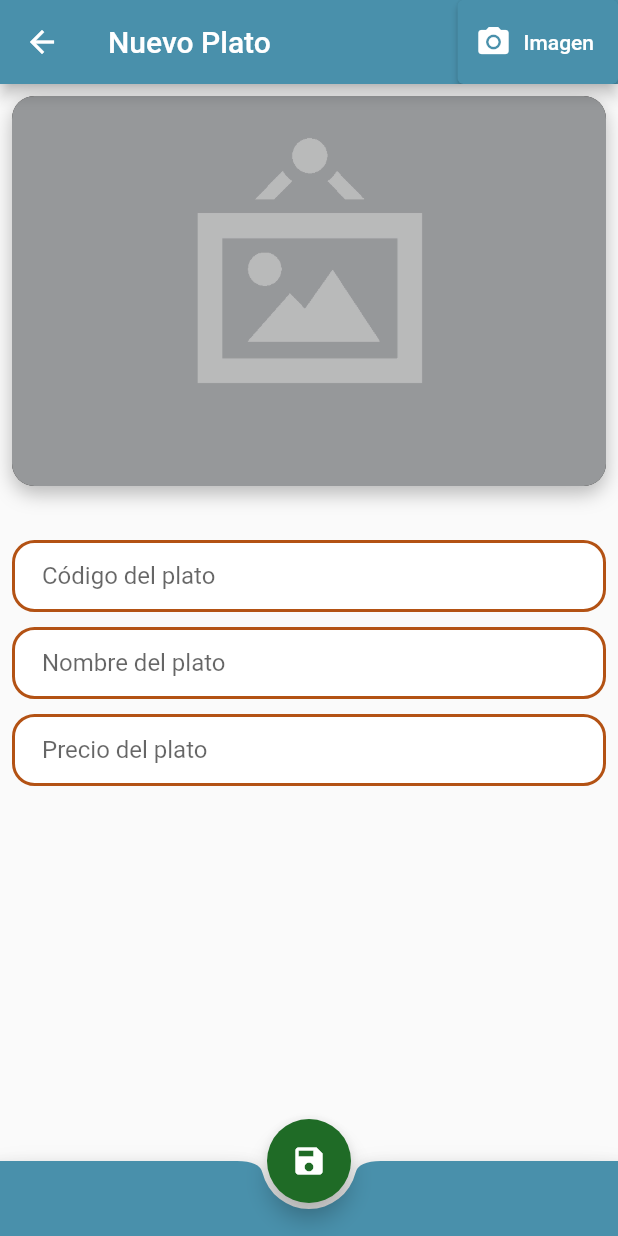
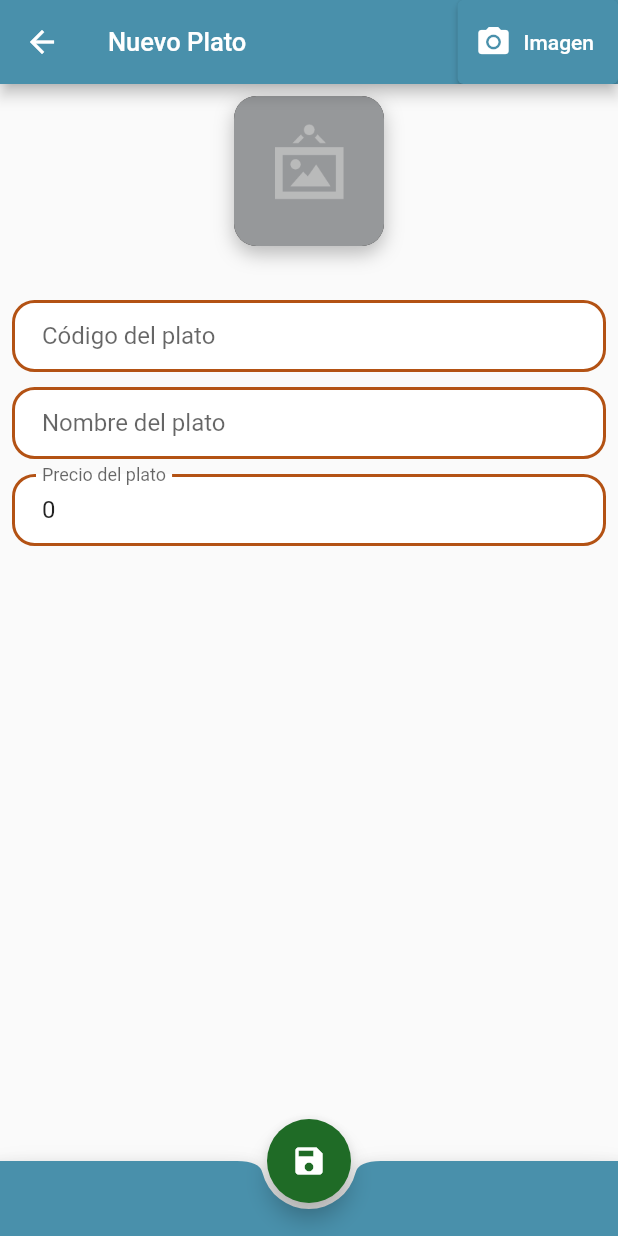
Before and after one commit to hugogoncalvez/MenuItems, a Flutter app: the NuevoItemPage screen opened directly with empty values, on a phone screen of 412 x 824 dp. Run offline on Flutter 3.47's test engine with Material 2 defaults, Android fonts, the phone set to English and light mode, and no system bars; our stand-ins replace image_picker, shared_preferences, sqflite; accounts and stored records are empty.

Commit message:
agragado Preferencias, corregido Update Imagen

```diff
--- a/lib/screen/nuevo_item.dart
+++ b/lib/screen/nuevo_item.dart
@@ -16,6 +16,7 @@ class NuevoItemPage extends StatefulWidget {
 class _NuevoItemPageState extends State<NuevoItemPage> {
   String imagenPath = '';
   bool modificando = false;
+  bool modifImagen = false;
   String tituloAppBar = '';
 
   final _formKey = GlobalKey<FormState>();
@@ -24,17 +25,17 @@ class _NuevoItemPageState extends State<NuevoItemPage> {
   final _codigoController = new TextEditingController();
   final _descripcionController = new TextEditingController();
   final _precioController = new TextEditingController();
-
+  bool sizeFull = false;
   @override
   Widget build(BuildContext context) {
     final Map<String, dynamic> datos =
         ModalRoute.of(context)!.settings.arguments as Map<String, dynamic>;
 
-    if (datos['codigo'].length > 0) {
+    if (datos.isNotEmpty) {
       _codigoController.text = datos['codigo'];
       _descripcionController.text = datos['descripcion'];
       _precioController.text = datos['precio'].toString();
-      if (datos['imagen'].length > 0) {
+      if (datos['imagen'].length > 0 && !modifImagen) {
         imagenPath = datos['imagen'];
       }
       modificando = datos['modificando'];
@@ -47,17 +48,20 @@ class _NuevoItemPageState extends State<NuevoItemPage> {
     return Scaffold(
       appBar: AppBar(
         backgroundColor: Color.fromRGBO(73, 144, 171, 1),
-        title: Text(tituloAppBar),
+        title: Text(tituloAppBar, style: TextStyle(fontSize: 17)),
         actions: [
           ElevatedButton.icon(
             style: ElevatedButton.styleFrom(
               primary: Color.fromRGBO(73, 144, 171, 1),
             ),
             onPressed: (() async {
+              (modificando) ? modifImagen = true : modifImagen = false;
               _seleccionarImgen(context);
             }),
             icon: Icon(Icons.camera_alt),
-            label: Text('Imagen'),
+            label: Text(
+              'Imagen',
+            ),
           )
         ],
       ),
@@ -66,15 +70,23 @@ class _NuevoItemPageState extends State<NuevoItemPage> {
           children: [
             Padding(
               padding: const EdgeInsets.all(8.0),
-              child: Container(
-                width: double.infinity,
-                height: 260,
+              child: AnimatedContainer(
+                duration: Duration(milliseconds: 600),
+                width: sizeFull ? 380 : 100.0,
+                height: sizeFull ? 260 : 100,
                 decoration: _buildBoxDecoration(),
                 child: Opacity(
                   opacity: 0.8,
-                  child: ClipRRect(
-                    borderRadius: BorderRadius.all(Radius.circular(15)),
-                    child: obtieneImagen(imagenPath),
+                  child: GestureDetector(
+                    onTap: () {
+                      setState(() {
+                        sizeFull = !sizeFull;
+                      });
+                    },
+                    child: ClipRRect(
+                      borderRadius: BorderRadius.all(Radius.circular(15)),
+                      child: obtieneImagen(imagenPath),
+                    ),
                   ),
                 ),
               ),
@@ -167,7 +179,8 @@ class _NuevoItemPageState extends State<NuevoItemPage> {
 
   void _openCamera(BuildContext context) async {
     final ImagePicker _picker = ImagePicker();
-    final XFile? image = await _picker.pickImage(source: ImageSource.camera);
+    final XFile? image =
+        await _picker.pickImage(source: ImageSource.camera, imageQuality: 60);
     this.setState(() {
       imagenPath = image!.path;
     });
--- a/lib/service/menu_stream.dart
+++ b/lib/service/menu_stream.dart
@@ -13,7 +13,8 @@ class MenuStream extends ChangeNotifier {
     _streamController.close();
   }
 
-  static Stream get streamControllerDatos => _streamController.stream;
+  static Stream<List<MenuModelo>> get streamControllerDatos =>
+      _streamController.stream;
 
   static void obtieneItemsMenu() async {
     final db = new DataBase();
--- a/pubspec.yaml
+++ b/pubspec.yaml
@@ -32,6 +32,7 @@ dependencies:
   path_provider: ^2.0.2
   camera: ^0.8.1+7
   image_picker: ^0.8.3+2
+  shared_preferences: ^2.0.6
 
 dev_dependencies:
   flutter_test:
```
Also changed, not shown: lib/data/database.dart (+3 -5 lines), lib/main.dart (+12 -3 lines), lib/preferencias/pref_usuario.dart (added, +25 -0 lines), lib/screen/home_page.dart (+23 -22 lines), lib/screen/inicio_app.dart (added, +29 -0 lines), lib/screen/login_screens.dart (+5 -4 lines), pubspec.lock.
